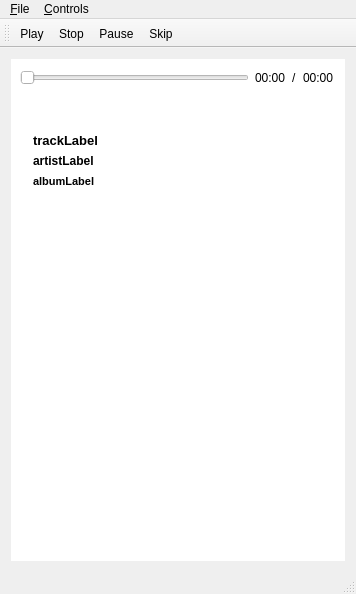
Above: src/mainwindow.ui from paucm/spotfm before the change. Below: the same form after it.
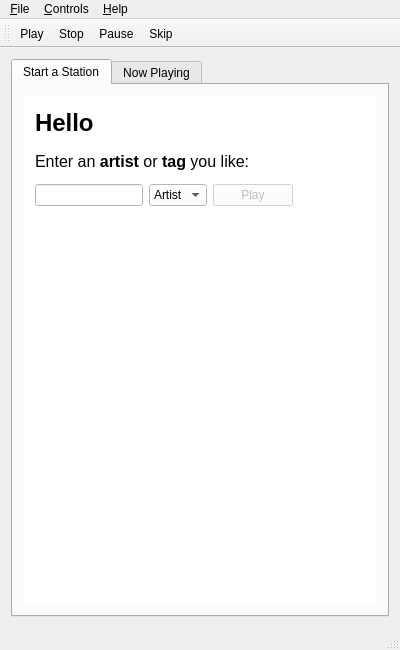
That is the form after the change. Icons and pictures are not drawn.

Commit message: Add tag station

What changed in the file:
```diff
--- a/src/mainwindow.ui
+++ b/src/mainwindow.ui
@@ -5,26 +5,26 @@
    <rect>
     <x>0</x>
     <y>0</y>
-    <width>356</width>
-    <height>594</height>
+    <width>400</width>
+    <height>650</height>
    </rect>
   </property>
   <property name="sizePolicy" >
-   <sizepolicy vsizetype="Maximum" hsizetype="Fixed" >
+   <sizepolicy vsizetype="Fixed" hsizetype="Maximum" >
     <horstretch>0</horstretch>
     <verstretch>0</verstretch>
    </sizepolicy>
   </property>
   <property name="minimumSize" >
    <size>
-    <width>356</width>
-    <height>0</height>
+    <width>400</width>
+    <height>650</height>
    </size>
   </property>
   <property name="maximumSize" >
    <size>
-    <width>356</width>
-    <height>594</height>
+    <width>400</width>
+    <height>650</height>
    </size>
   </property>
   <property name="windowTitle" >
@@ -35,11 +35,262 @@
     <rect>
      <x>0</x>
      <y>58</y>
-     <width>356</width>
-     <height>512</height>
+     <width>400</width>
+     <height>568</height>
     </rect>
    </property>
    <layout class="QGridLayout" name="gridLayout_2" >
+    <item row="0" column="1" >
+     <widget class="QTabWidget" name="tabWidget" >
+      <property name="minimumSize" >
+       <size>
+        <width>0</width>
+        <height>32</height>
+       </size>
+      </property>
+      <property name="tabShape" >
+       <enum>QTabWidget::Rounded</enum>
+      </property>
+      <property name="currentIndex" >
+       <number>0</number>
+      </property>
+      <widget class="QWidget" name="start_an_station" >
+       <property name="geometry" >
+        <rect>
+         <x>0</x>
+         <y>0</y>
+         <width>378</width>
+         <height>521</height>
+        </rect>
+       </property>
+       <attribute name="title" >
+        <string>Start a Station</string>
+       </attribute>
+       <layout class="QGridLayout" name="gridLayout_5" >
+        <item row="0" column="0" >
+         <widget class="QFrame" name="frame_3" >
+          <property name="styleSheet" >
+           <string notr="true" >background-color: rgb(255, 255, 255)</string>
+          </property>
+          <property name="frameShape" >
+           <enum>QFrame::NoFrame</enum>
+          </property>
+          <property name="frameShadow" >
+           <enum>QFrame::Plain</enum>
+          </property>
+          <layout class="QGridLayout" name="gridLayout_6" >
+           <item rowspan="2" row="0" column="0" colspan="2" >
+            <layout class="QVBoxLayout" name="verticalLayout_2" >
+             <item>
+              <widget class="QLabel" name="helloLabel" >
+               <property name="font" >
+                <font>
+                 <pointsize>18</pointsize>
+                 <weight>75</weight>
+                 <bold>true</bold>
+                </font>
+               </property>
+               <property name="text" >
+                <string>Hello</string>
+               </property>
+               <property name="textFormat" >
+                <enum>Qt::RichText</enum>
+               </property>
+              </widget>
+             </item>
+             <item>
+              <widget class="QLabel" name="label1" >
+               <property name="palette" >
+                <palette>
+                 <active>
+                  <colorrole role="Text" >
+                   <brush brushstyle="SolidPattern" >
+                    <color alpha="255" >
+                     <red>40</red>
+                     <green>40</green>
+                     <blue>40</blue>
+                    </color>
+                   </brush>
+                  </colorrole>
+                  <colorrole role="Window" >
+                   <brush brushstyle="SolidPattern" >
+                    <color alpha="255" >
+                     <red>255</red>
+                     <green>255</green>
+                     <blue>255</blue>
+                    </color>
+                   </brush>
+                  </colorrole>
+                 </active>
+                 <inactive>
+                  <colorrole role="Text" >
+                   <brush brushstyle="SolidPattern" >
+                    <color alpha="255" >
+                     <red>40</red>
+                     <green>40</green>
+                     <blue>40</blue>
+                    </color>
+                   </brush>
+                  </colorrole>
+                  <colorrole role="Window" >
+                   <brush brushstyle="SolidPattern" >
+                    <color alpha="255" >
+                     <red>255</red>
+                     <green>255</green>
+                     <blue>255</blue>
+                    </color>
+                   </brush>
+                  </colorrole>
+                 </inactive>
+                 <disabled>
+                  <colorrole role="Text" >
+                   <brush brushstyle="SolidPattern" >
+                    <color alpha="255" >
+                     <red>128</red>
+                     <green>128</green>
+                     <blue>128</blue>
+                    </color>
+                   </brush>
+                  </colorrole>
+                  <colorrole role="Window" >
+                   <brush brushstyle="SolidPattern" >
+                    <color alpha="255" >
+                     <red>255</red>
+                     <green>255</green>
+                     <blue>255</blue>
+                    </color>
+                   </brush>
+                  </colorrole>
+                 </disabled>
+                </palette>
+               </property>
+               <property name="font" >
+                <font>
+                 <pointsize>12</pointsize>
+                 <weight>50</weight>
+                 <italic>false</italic>
+                 <bold>false</bold>
+                 <kerning>true</kerning>
+                </font>
+               </property>
+               <property name="text" >
+                <string>&lt;!DOCTYPE HTML PUBLIC "-//W3C//DTD HTML 4.0//EN" "http://www.w3.org/TR/REC-html40/strict.dtd">
+&lt;html>&lt;head>&lt;meta name="qrichtext" content="1" />&lt;style type="text/css">
+p, li { white-space: pre-wrap; }
+&lt;/style>&lt;/head>&lt;body style=" font-family:'DejaVu Sans'; font-size:12pt; font-weight:400; font-style:normal;">
+&lt;p style=" margin-top:12px; margin-bottom:12px; margin-left:0px; margin-right:0px; -qt-block-indent:0; text-indent:0px; font-family:'Bitstream Vera Sans';">Enter an &lt;span style=" font-weight:600;">artist&lt;/span> or &lt;span style=" font-weight:600;">tag&lt;/span> you like:&lt;/p>&lt;/body>&lt;/html></string>
+               </property>
+               <property name="wordWrap" >
+                <bool>true</bool>
+               </property>
+              </widget>
+             </item>
+             <item>
+              <layout class="QHBoxLayout" name="horizontalLayout_5" >
+               <item>
+                <widget class="QLineEdit" name="stationEdit" >
+                 <property name="sizePolicy" >
+                  <sizepolicy vsizetype="Fixed" hsizetype="Fixed" >
+                   <horstretch>0</horstretch>
+                   <verstretch>0</verstretch>
+                  </sizepolicy>
+                 </property>
+                </widget>
+               </item>
+               <item>
+                <widget class="QComboBox" name="stationCombo" >
+                 <item>
+                  <property name="text" >
+                   <string>Artist</string>
+                  </property>
+                 </item>
+                 <item>
+                  <property name="text" >
+                   <string>Tag</string>
+                  </property>
+                 </item>
+                </widget>
+               </item>
+               <item>
+                <widget class="QPushButton" name="playButton" >
+                 <property name="enabled" >
+                  <bool>false</bool>
+                 </property>
+                 <property name="text" >
+                  <string>Play</string>
+                 </property>
+                 <property name="default" >
+                  <bool>true</bool>
+                 </property>
+                </widget>
+               </item>
+              </layout>
+             </item>
+            </layout>
+           </item>
+           <item row="1" column="1" >
+            <spacer name="spacer" >
+             <property name="orientation" >
+              <enum>Qt::Horizontal</enum>
+             </property>
+             <property name="sizeType" >
+              <enum>QSizePolicy::Fixed</enum>
+             </property>
+             <property name="sizeHint" stdset="0" >
+              <size>
+               <width>11</width>
+               <height>20</height>
+              </size>
+             </property>
+            </spacer>
+           </item>
+           <item row="2" column="1" >
+            <spacer name="spacer_2" >
+             <property name="orientation" >
+              <enum>Qt::Vertical</enum>
+             </property>
+             <property name="sizeHint" stdset="0" >
+              <size>
+               <width>174</width>
+               <height>377</height>
+              </size>
+             </property>
+            </spacer>
+           </item>
+           <item row="1" column="2" >
+            <spacer name="spacer_3" >
+             <property name="orientation" >
+              <enum>Qt::Horizontal</enum>
+             </property>
+             <property name="sizeHint" stdset="0" >
+              <size>
+               <width>30</width>
+               <height>20</height>
+              </size>
+             </property>
+            </spacer>
+           </item>
+          </layout>
+          <zorder>spacer</zorder>
+          <zorder>spacer_2</zorder>
+          <zorder>spacer_3</zorder>
+         </widget>
+        </item>
+       </layout>
+      </widget>
+      <widget class="QWidget" name="now_playing" >
+       <property name="geometry" >
+        <rect>
+         <x>0</x>
+         <y>0</y>
+         <width>378</width>
+         <height>521</height>
+        </rect>
+       </property>
+       <attribute name="title" >
+        <string>Now Playing</string>
+       </attribute>
+       <layout class="QGridLayout" name="gridLayout_4" >
     <item row="0" column="0" >
      <widget class="QFrame" name="frame" >
       <property name="styleSheet" >
@@ -301,12 +552,16 @@
     </item>
    </layout>
   </widget>
+     </widget>
+    </item>
+   </layout>
+  </widget>
   <widget class="QMenuBar" name="menuBar" >
    <property name="geometry" >
     <rect>
      <x>0</x>
      <y>0</y>
-     <width>356</width>
+     <width>400</width>
      <height>24</height>
     </rect>
    </property>
@@ -326,15 +581,22 @@
     <addaction name="actionLogoutAndQuit" />
     <addaction name="actionQuit" />
    </widget>
+   <widget class="QMenu" name="menu_Help" >
+    <property name="title" >
+     <string>&amp;Help</string>
+    </property>
+    <addaction name="actionAbout" />
+   </widget>
    <addaction name="menu_File" />
    <addaction name="menuPlayer" />
+   <addaction name="menu_Help" />
   </widget>
   <widget class="QToolBar" name="mainToolBar" >
    <property name="geometry" >
     <rect>
      <x>0</x>
      <y>24</y>
-     <width>356</width>
+     <width>400</width>
      <height>34</height>
     </rect>
    </property>
@@ -353,8 +615,8 @@
    <property name="geometry" >
     <rect>
      <x>0</x>
-     <y>570</y>
-     <width>356</width>
+     <y>626</y>
+     <width>400</width>
      <height>24</height>
     </rect>
    </property>
```
Left out of the diff: 5 changed lines with no effect on the pictures. Lines whose indentation alone changed are shown as unchanged. The commit also changes 8 other files.
